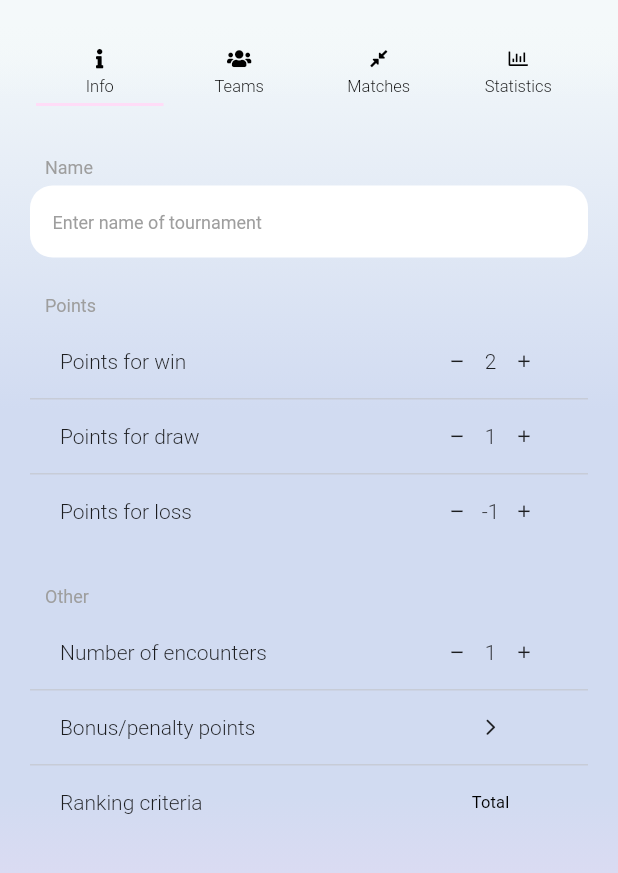
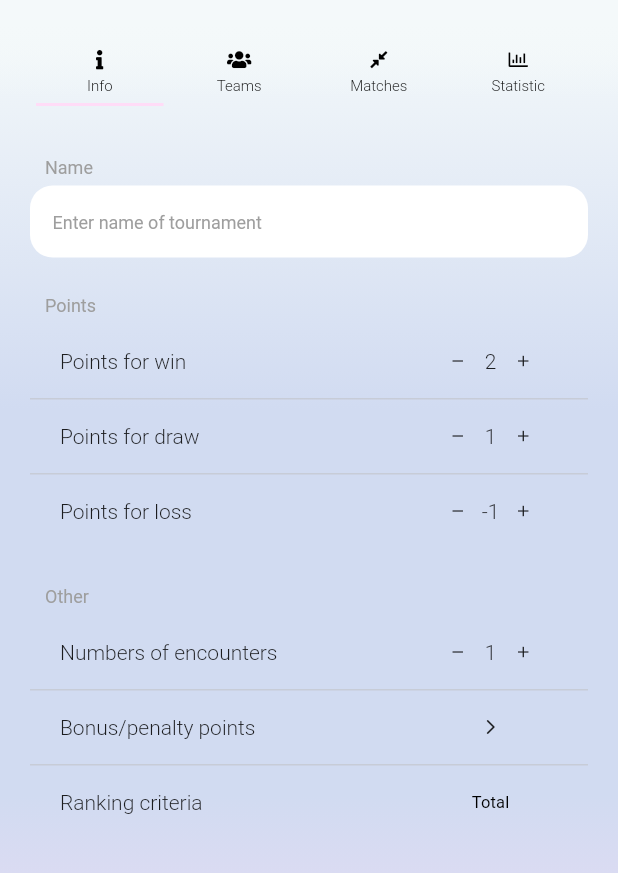
Before and after one commit to EugeneOros/Formar, a Flutter app: the AddEditTournamentPage screen opened by its route, on a phone screen of 412 x 824 dp, the part 53-926 px from its top. Run offline on Flutter 3.47's test engine with Material 2 defaults, Android fonts, the phone set to English and light mode, and no system bars; our stand-ins replace bloc, carousel_slider, cloud_firestore, equatable, firebase_auth, firebase_core and 8 more; missing offline and left inert: flutter_neumorphic_null_safety; accounts and stored records are empty; generated files the repository leaves out were written again.

Commit message:
localization for add tournament

```diff
--- a/lib/pages/add_edit_player/view/add_edit_player_page.dart
+++ b/lib/pages/add_edit_player/view/add_edit_player_page.dart
@@ -122,7 +122,7 @@ class _AddEditPlayerScreenState extends State<AddEditPlayerScreen> {
                     ),
                   ),
                   RoundedInputField(
-                    name: "Name",
+                    name: AppLocalizations.of(context)!.nickname,
                     autofocus: !isEditing,
                     initialValue: isEditing ? widget.person!.nickname : '',
                     onSaved: (value) => _nickname = value,
--- a/lib/pages/add_edit_team/view/add_edit_team_page.dart
+++ b/lib/pages/add_edit_team/view/add_edit_team_page.dart
@@ -111,7 +111,7 @@ class _AddEditTeamScreenState extends State<AddEditTeamScreen> {
                     Padding(
                       padding: const EdgeInsets.symmetric(horizontal: 20.0),
                       child: RoundedInputField(
-                        name: "Name",
+                        name: AppLocalizations.of(context)!.name,
                         autofocus: !isEditing,
                         initialValue: isEditing ? widget.team!.name : '',
                         onSaved: (value) => _name = value,
--- a/lib/pages/add_edit_tournament/view/tournament_info.dart
+++ b/lib/pages/add_edit_tournament/view/tournament_info.dart
@@ -37,30 +37,30 @@ class TournamentInfo extends StatelessWidget {
           children: [
             SizedBox(height: 90),
             RoundedInputField(
-              name: "Name",
-              hintText: "Enter name of tournament",
+              name: AppLocalizations.of(context)!.name,
+              hintText: AppLocalizations.of(context)!.enterNameOfTournament,
               radius: 15,
             ),
             EmbossContainer(
-              name: "Points",
+              name: AppLocalizations.of(context)!.points,
               padding: EdgeInsets.only(top: 25),
               child: Column(
                 children: [
                   ItemTournamentInfo(
-                    text: "Points for win",
+                    text: AppLocalizations.of(context)!.pointsForWin,
                     secondaryWidget: CounterElement(
                       counter: 2,
                     ),
                   ),
                   ItemTournamentInfo(
-                    text: "Points for draw",
+                    text: AppLocalizations.of(context)!.pointsForDraw,
                     secondaryWidget: CounterElement(
                       counter: 1,
                     ),
                     drawDivider: true,
                   ),
                   ItemTournamentInfo(
-                    text: "Points for loss",
+                    text: AppLocalizations.of(context)!.pointsForLoss,
                     secondaryWidget: CounterElement(
                       counter: -1,
                     ),
@@ -70,16 +70,16 @@ class TournamentInfo extends StatelessWidget {
               ),
             ),
             EmbossContainer(
-              name: "Other",
+              name: AppLocalizations.of(context)!.other,
               padding: EdgeInsets.only(top: 25),
               child: Column(
                 children: [
                   ItemTournamentInfo(
-                    text: "Number of encounters",
+                    text: AppLocalizations.of(context)!.numbersOfEncounters,
                     secondaryWidget: CounterElement(counter: 1),
                   ),
                   ItemTournamentInfo(
-                    text: "Bonus/penalty points",
+                    text: AppLocalizations.of(context)!.bonusPenaltyPoints,
                     drawDivider: true,
                     secondaryWidget: Container(
                       width: 90,
--- a/lib/pages/add_edit_tournament/widgets/item_tab_bar.dart
+++ b/lib/pages/add_edit_tournament/widgets/item_tab_bar.dart
@@ -19,7 +19,7 @@ class ItemAppBar extends StatelessWidget {
         children: [
           FaIcon(icon, size: 13),
           SizedBox(height: 5,),
-          Text(text, style: TextStyle(fontSize: 11, fontWeight: FontWeight.w300))
+          Text(text, style: TextStyle(fontSize: 10, fontWeight: FontWeight.w300))
         ],
       ),
     );
--- a/lib/pages/add_edit_tournament/widgets/tab_bar.dart
+++ b/lib/pages/add_edit_tournament/widgets/tab_bar.dart
@@ -54,22 +54,22 @@ class TabBarTournament extends StatelessWidget {
               tabs: [
                 ItemAppBar(
                   icon: FontAwesomeIcons.info,
-                  text: "Info",
+                  text: AppLocalizations.of(context)!.info,
                   drawDivider: true,
                 ),
                 ItemAppBar(
                   icon: FontAwesomeIcons.users,
-                  text: "Teams",
+                  text: AppLocalizations.of(context)!.teams,
                   drawDivider: true,
                 ),
                 ItemAppBar(
                   icon: FontAwesomeIcons.compressAlt,
-                  text: "Matches",
+                  text: AppLocalizations.of(context)!.matches,
                   drawDivider: true,
                 ),
                 ItemAppBar(
                   icon: FontAwesomeIcons.chartBar,
-                  text: "Statistics",
+                  text: AppLocalizations.of(context)!.statistic,
                   drawDivider: false,
                 ),
               ],
--- a/lib/widgets/round_icon_button.dart
+++ b/lib/widgets/round_icon_button.dart
@@ -4,8 +4,10 @@ import 'package:flutter_neumorphic_null_safety/flutter_neumorphic.dart';
 class RoundIconButton extends StatelessWidget {
   final Function()? onPressed;
   final IconData icon;
+  final Color? color;
+  final double size;
 
-  const RoundIconButton({Key? key, this.onPressed, required this.icon}) : super(key: key);
+  const RoundIconButton({Key? key, this.onPressed, required this.icon, this.color, this.size = 24}) : super(key: key);
 
   @override
   Widget build(BuildContext context) {
@@ -14,14 +16,14 @@ class RoundIconButton extends StatelessWidget {
       style: NeumorphicStyle(
         depth: 1,
         surfaceIntensity: 0.4,
-        color: Theme.of(context).primaryColorLight,
+        color: color ?? Theme.of(context).primaryColorLight,
         shape: NeumorphicShape.concave,
         boxShape: NeumorphicBoxShape.circle(),
       ),
-      padding: const EdgeInsets.all(7.0),
+      padding: EdgeInsets.all(size/4),
       child: Icon(
         icon,
-        size: 13,
+        size: size/2,
       ),
     );
   }
```
Also changed, not shown: assets/langs/app_en.arb (+60 -0 lines), assets/langs/app_uk.arb (+16 -1 lines), lib/pages/add_edit_player/widgets/sex_picker.dart (+33 -6 lines), lib/pages/add_edit_team/widgets/member_list.dart (+7 -49 lines), lib/pages/add_edit_tournament/view/tournament_teams.dart (+6 -14 lines).
